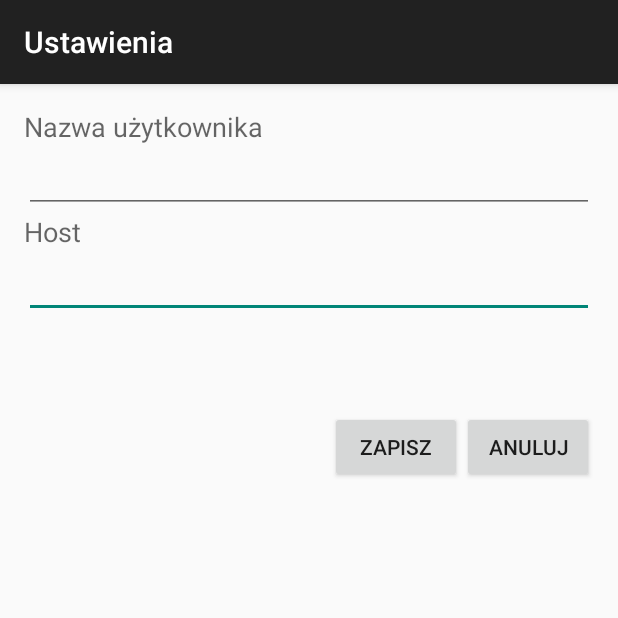
After one commit to yp2/Orders, an Android app: the SettingsActivity screen opened directly, with no data from a screen before it, on a phone screen of 412 x 824 dp, the top half of it. The commit adds this screen. Run offline under Robolectric (Android 15) with nearby library versions, the phone set to English and light mode, and no system bars.

Commit message:
settings

```diff
--- a/app/src/main/AndroidManifest.xml
+++ b/app/src/main/AndroidManifest.xml
@@ -32,7 +32,10 @@
             android:name=".AddOrder"
             android:label="@string/title_activity_add_order" >
         </activity>
-
+        <activity
+            android:name=".SettingsActivity"
+            android:label="@string/title_activity_settings" >
+        </activity>
     </application>
 
 </manifest>
--- a/app/src/main/java/pl/lublin/wsei/pum/ppd/orders/ClientDetail.java
+++ b/app/src/main/java/pl/lublin/wsei/pum/ppd/orders/ClientDetail.java
@@ -24,7 +24,6 @@ public class ClientDetail extends ActionBarActivity {
         IDDB = intent.getLongExtra(ListClient.IDDB, -1);
         openDB();
         populateClientDetail();
-        System.out.println(IDDB);
 
     }
 
@@ -85,6 +84,8 @@ public class ClientDetail extends ActionBarActivity {
                 } else {
                     Toast.makeText(this, "Dane nie zostały zapisane - bład bazy", Toast.LENGTH_SHORT).show();
                 }
+            } else {
+                Toast.makeText(this, "Nazwa klienta nie może być pusta", Toast.LENGTH_SHORT).show();
             }
         } else {
             Toast.makeText(this, "Błędne id", Toast.LENGTH_SHORT).show();
--- a/app/src/main/java/pl/lublin/wsei/pum/ppd/orders/DBAdapter.java
+++ b/app/src/main/java/pl/lublin/wsei/pum/ppd/orders/DBAdapter.java
@@ -25,6 +25,10 @@ public class DBAdapter {
     /*
      * CHANGE 1:
      */
+    // Settings table
+    public static final String S_KEY_USERNAME = "username";
+    public static final String S_KEY_HOST = "host";
+
     // Client table
     public static final String C_KEY_NAME = "name";
     public static final String C_KEY_ADDRESS = "address";
@@ -35,6 +39,10 @@ public class DBAdapter {
     public static final String O_KEY_ORDER_DATE = "order_date";
     public static final String O_KEY_DELIVERY_DATE = "delivery_date";
     public static final String O_KEY_CONTENT = "content";
+
+    // Settings table (0 - KEY_ROWID 1=...)
+    public static final int S_COL_USERNAME = 1;
+    public static final int S_COL_HOST = 2;
 
     // Client table (0 = KEY_ROWID, 1=...)
     public static final int C_COL_NAME = 1;
@@ -48,17 +56,19 @@ public class DBAdapter {
     public static final int O_COL_CONTENT = 5;
 
 
-
+    public static final String[] S_ALL_KEYS = new String[] {KEY_ROWID, S_KEY_USERNAME, S_KEY_HOST};
     public static final String[] C_ALL_KEYS = new String[] {KEY_ROWID, C_KEY_NAME, C_KEY_ADDRESS};
     public static final String[] O_ALL_KEYS = new String[] {
             KEY_ROWID, O_KEY_CLIENT, O_KEY_USER, O_KEY_ORDER_DATE, O_KEY_DELIVERY_DATE, O_KEY_CONTENT};
 
+
     // DB info: it's name, and the table we are using (just one).
     public static final String DATABASE_NAME = "OrdersDB";
+    public static final String SETTINGS_TABLE = "settingsTable";
     public static final String CLIENT_TABLE = "clietTable";
     public static final String ORDERS_TABLE = "orderTable";
     // Track DB version if a new version of your app changes the format.
-    public static final int DATABASE_VERSION = 1;
+    public static final int DATABASE_VERSION = 2;
 
     private static final String DB_CREATE_CLIENT_SQL =
             "create table " + CLIENT_TABLE
@@ -86,6 +96,12 @@ public class DBAdapter {
                     + O_KEY_ORDER_DATE + " text, "
                     + O_KEY_DELIVERY_DATE + " text, "
                     + O_KEY_CONTENT + " text not null" + ");";
+
+    private static final String DB_CREATE_SETTINGS_SQL =
+            "create table " + SETTINGS_TABLE
+                + " (" + KEY_ROWID + " integer primary key autoincrement, "
+                + S_KEY_USERNAME + " text not null, "
+                + S_KEY_HOST + " text " + ");";
 
     // Context of application who uses us.
     private final Context context;
@@ -182,6 +198,36 @@ public class DBAdapter {
         return c;
     }
 
+    public Cursor getSettings(){
+        String where = KEY_ROWID + "=1";
+        Cursor c = 	db.query(false, SETTINGS_TABLE, S_ALL_KEYS,
+                where, null, null, null, null, null);
+        if (c != null) {
+            c.moveToFirst();
+        }
+        return c;
+    }
+
+    public boolean updateSettings(String username, String host){
+        Cursor cursor = getSettings();
+
+        String where = KEY_ROWID + "=1";
+        ContentValues newValues = new ContentValues();
+        newValues.put(S_KEY_USERNAME, username);
+        newValues.put(S_KEY_HOST, host);
+
+        if (cursor.moveToFirst()){
+            cursor.close();
+            return db.update(SETTINGS_TABLE, newValues, where, null) != 0;
+        } else {
+            cursor.close();
+            newValues.put(KEY_ROWID, 1);
+            long id = db.insert(SETTINGS_TABLE, null, newValues);
+            return id != 0;
+        }
+
+    }
+
     // Change an existing row to be equal to new data.
     public boolean updateClient(long rowId, String name, String address) {
         String where = KEY_ROWID + "=" + rowId;
@@ -220,6 +266,7 @@ public class DBAdapter {
         public void onCreate(SQLiteDatabase _db) {
             _db.execSQL(DB_CREATE_CLIENT_SQL);
             _db.execSQL(DB_CREATE_ORDER_SQL);
+            _db.execSQL(DB_CREATE_SETTINGS_SQL);
         }
 
         @Override
@@ -230,6 +277,7 @@ public class DBAdapter {
             // Destroy old database:
             _db.execSQL("DROP TABLE IF EXISTS " + ORDERS_TABLE);
             _db.execSQL("DROP TABLE IF EXISTS " + CLIENT_TABLE);
+            _db.execSQL("DROP TABLE IF EXISTS " + SETTINGS_TABLE);
 
             // Recreate new database:
             onCreate(_db);
--- a/app/src/main/java/pl/lublin/wsei/pum/ppd/orders/MainActivity.java
+++ b/app/src/main/java/pl/lublin/wsei/pum/ppd/orders/MainActivity.java
@@ -65,6 +65,11 @@ public class MainActivity extends ActionBarActivity {
         startActivity(intent);
     }
 
+    public void settings(View view){
+        Intent intent = new Intent(this, SettingsActivity.class);
+        startActivity(intent);
+    }
+
     @Override
     public boolean onOptionsItemSelected(MenuItem item) {
         // Handle action bar item clicks here. The action bar will
--- /dev/null
+++ b/app/src/main/java/pl/lublin/wsei/pum/ppd/orders/SettingsActivity.java
@@ -0,0 +1,98 @@
+package pl.lublin.wsei.pum.ppd.orders;
+
+import android.database.Cursor;
+import android.support.v7.app.ActionBarActivity;
+import android.os.Bundle;
+import android.view.Menu;
+import android.view.MenuItem;
+import android.view.View;
+import android.widget.EditText;
+import android.widget.TextView;
+import android.widget.Toast;
+
+
+public class SettingsActivity extends ActionBarActivity {
+    private DBAdapter myDB;
+
+    @Override
+    protected void onCreate(Bundle savedInstanceState) {
+        super.onCreate(savedInstanceState);
+        setContentView(R.layout.activity_settings);
+        openDB();
+        populateSettings();
+    }
+
+    private void openDB() {
+        myDB = new DBAdapter(this);
+        myDB.open();
+    }
+
+    private void closeDB() {
+        myDB.close();
+    }
+
+    public void cancel(View view){
+        super.onBackPressed();
+        closeDB();
+    }
+
+    @Override
+    protected void onDestroy() {
+        super.onDestroy();
+        closeDB();
+    }
+
+    private void populateSettings(){
+        Cursor cursor = myDB.getSettings();
+        if (cursor.moveToFirst()) {
+            EditText username = (EditText) findViewById(R.id.settingsUsername);
+            EditText host = (EditText) findViewById(R.id.settingsHost);
+            String settingsUsername = cursor.getString(DBAdapter.S_COL_USERNAME);
+            String settingsHost = cursor.getString(DBAdapter.S_COL_HOST);
+            username.setText(settingsUsername, TextView.BufferType.EDITABLE);
+            host.setText(settingsHost, TextView.BufferType.EDITABLE);
+        }
+        cursor.close();
+    }
+
+    public void updateSettings(View view){
+        EditText username = (EditText) findViewById(R.id.settingsUsername);
+        EditText host = (EditText) findViewById(R.id.settingsHost);
+        String settingsUsername = username.getText().toString();
+        String settingsHost = host.getText().toString();
+        if (!username.equals("")){
+            Boolean result = myDB.updateSettings(settingsUsername, settingsHost);
+            if (result){
+                Toast.makeText(this, "Dane zostały zapisane", Toast.LENGTH_SHORT).show();
+                populateSettings();
+            } else {
+                Toast.makeText(this, "Dane nie zostały zapisane - bład bazy", Toast.LENGTH_SHORT).show();
+            }
+        } else {
+            Toast.makeText(this, "Nazwa użytkownika nie może być pusta", Toast.LENGTH_SHORT).show();
+        }
+
+    }
+
+    @Override
+    public boolean onCreateOptionsMenu(Menu menu) {
+        // Inflate the menu; this adds items to the action bar if it is present.
+        getMenuInflater().inflate(R.menu.menu_settings, menu);
+        return true;
+    }
+
+    @Override
+    public boolean onOptionsItemSelected(MenuItem item) {
+        // Handle action bar item clicks here. The action bar will
+        // automatically handle clicks on the Home/Up button, so long
+        // as you specify a parent activity in AndroidManifest.xml.
+        int id = item.getItemId();
+
+        //noinspection SimplifiableIfStatement
+//        if (id == R.id.action_settings) {
+//            return true;
+//        }
+
+        return super.onOptionsItemSelected(item);
+    }
+}
--- a/app/src/main/res/layout/activity_main.xml
+++ b/app/src/main/res/layout/activity_main.xml
@@ -51,5 +51,6 @@
             android:id="@+id/settingButton"
             android:layout_gravity="center_horizontal"
             android:layout_centerVertical="true"
-            android:layout_centerHorizontal="true" />
+            android:layout_centerHorizontal="true"
+            android:onClick="settings"/>
 </RelativeLayout>
--- /dev/null
+++ b/app/src/main/res/layout/activity_settings.xml
@@ -0,0 +1,76 @@
+<RelativeLayout xmlns:android="http://schemas.android.com/apk/res/android"
+                xmlns:tools="http://schemas.android.com/tools"
+                android:layout_width="match_parent"
+                android:layout_height="match_parent"
+                android:paddingLeft="@dimen/activity_horizontal_margin"
+                android:paddingRight="@dimen/activity_horizontal_margin"
+                android:paddingTop="@dimen/activity_vertical_margin"
+                android:paddingBottom="@dimen/activity_vertical_margin"
+                tools:context="pl.lublin.wsei.pum.ppd.orders.SettingsActivity">
+
+    <TextView
+        android:layout_width="wrap_content"
+        android:layout_height="wrap_content"
+        android:textAppearance="?android:attr/textAppearanceMedium"
+        android:text="@string/sUserName"
+        android:id="@+id/textView"
+        android:layout_alignParentTop="true"
+        android:layout_alignParentLeft="true"
+        android:layout_alignParentStart="true"/>
+
+    <TextView
+        android:layout_width="wrap_content"
+        android:layout_height="wrap_content"
+        android:textAppearance="?android:attr/textAppearanceMedium"
+        android:text="@string/settingsHost"
+        android:id="@+id/textView2"
+        android:layout_below="@+id/settingsUsername"
+        android:layout_alignParentLeft="true"
+        android:layout_alignParentStart="true"/>
+
+    <EditText
+        android:layout_width="wrap_content"
+        android:layout_height="wrap_content"
+        android:inputType="textMultiLine"
+        android:ems="10"
+        android:id="@+id/settingsHost"
+        android:layout_below="@+id/textView2"
+        android:layout_alignParentLeft="true"
+        android:layout_alignParentStart="true"
+        android:layout_alignRight="@+id/settingsUsername"
+        android:layout_alignEnd="@+id/settingsUsername"/>
+
+    <EditText
+        android:layout_width="wrap_content"
+        android:layout_height="wrap_content"
+        android:inputType="textMultiLine"
+        android:ems="10"
+        android:id="@+id/settingsUsername"
+        android:layout_below="@+id/textView"
+        android:layout_alignParentLeft="true"
+        android:layout_alignParentStart="true"
+        android:layout_alignParentRight="true"
+        android:layout_alignParentEnd="true"/>
+
+    <Button
+        android:layout_width="wrap_content"
+        android:layout_height="wrap_content"
+        android:text="@string/addClientCancelBtn"
+        android:id="@+id/settingsCancelBtn"
+        android:layout_below="@+id/settingsHost"
+        android:layout_alignRight="@+id/settingsHost"
+        android:layout_alignEnd="@+id/settingsHost"
+        android:layout_marginTop="62dp"
+        android:onClick="cancel"/>
+
+    <Button
+        android:layout_width="wrap_content"
+        android:layout_height="wrap_content"
+        android:text="@string/clientDetailSaveBtn"
+        android:id="@+id/settingsSaveBtn"
+        android:layout_alignBottom="@+id/settingsCancelBtn"
+        android:layout_toLeftOf="@+id/settingsCancelBtn"
+        android:layout_toStartOf="@+id/settingsCancelBtn"
+        android:onClick="updateSettings"/>
+
+</RelativeLayout>
--- /dev/null
+++ b/app/src/main/res/menu/menu_settings.xml
@@ -0,0 +1,9 @@
+<menu xmlns:android="http://schemas.android.com/apk/res/android"
+      xmlns:app="http://schemas.android.com/apk/res-auto"
+      xmlns:tools="http://schemas.android.com/tools"
+      tools:context="pl.lublin.wsei.pum.ppd.orders.SettingsActivity">
+    <!--<item android:id="@+id/action_settings"-->
+          <!--android:title="@string/action_settings"-->
+          <!--android:orderInCategory="100"-->
+          <!--app:showAsAction="never"/>-->
+</menu>
--- a/app/src/main/res/values/strings.xml
+++ b/app/src/main/res/values/strings.xml
@@ -27,5 +27,8 @@
     <string name="clientListMenu">Lista</string>
     <string name="addOrderNameLbl">Nazwa zamówienia</string>
     <string name="title_activity_add_order">Dodaj Zamówienie</string>
+    <string name="title_activity_settings">Ustawienia</string>
+    <string name="sUserName">Nazwa użytkownika</string>
+    <string name="settingsHost">Host</string>
 
 </resources>
```
